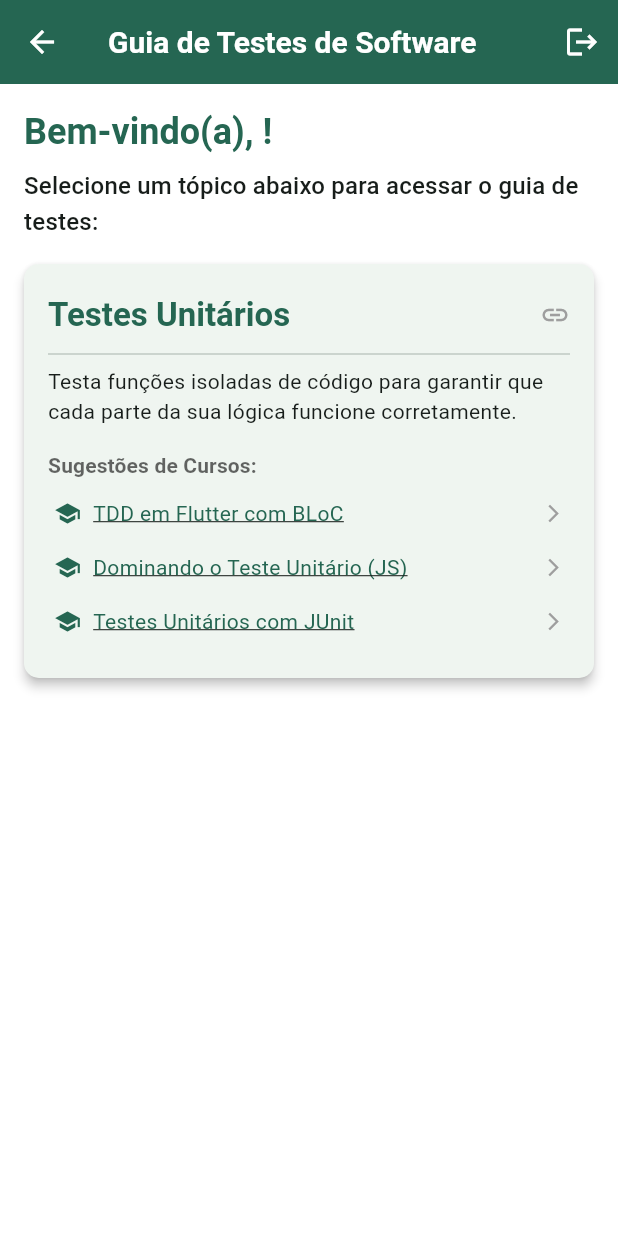
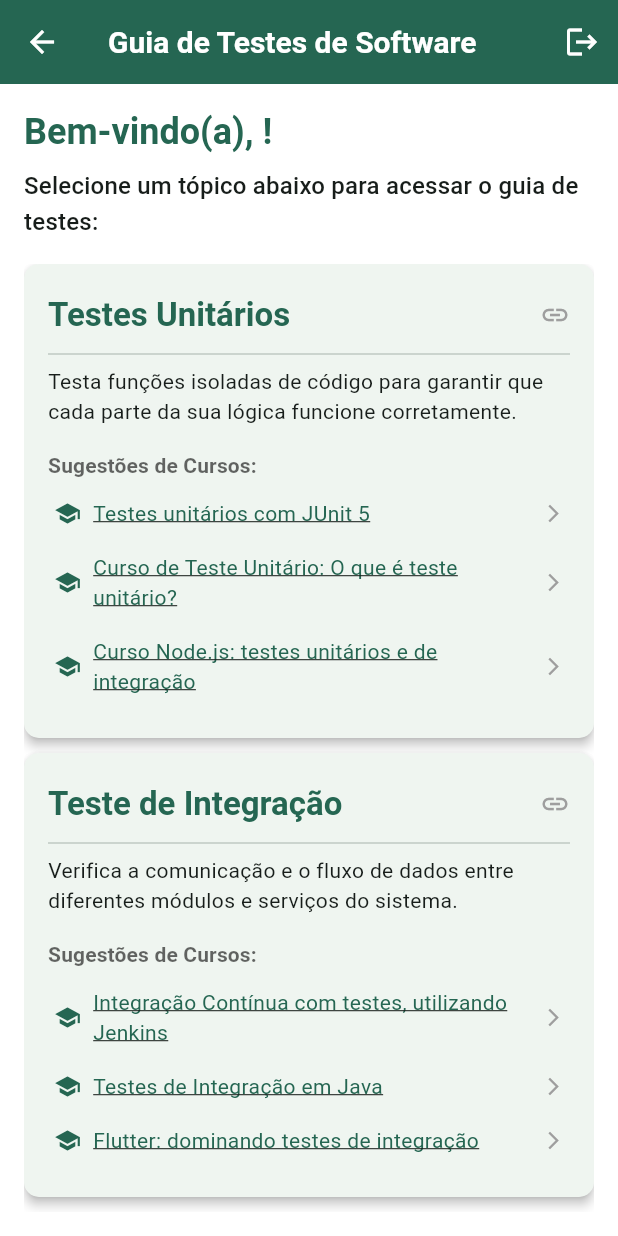
Before and after one commit to MichelecFernandes/guia_testes, a Flutter app: the GuiaTestesPage screen opened by its route, on a phone screen of 412 x 824 dp. Run offline on Flutter 3.47's test engine with Material 3 defaults, Android fonts, the phone set to English and light mode, and no system bars; our stand-ins replace jwt_decoder, shared_preferences; accounts and stored records are empty.

Commit message:
feat: adicionando mais referencias de tipos de testes no aplicativo

```diff
--- a/lib/views/guia_testes_page.dart
+++ b/lib/views/guia_testes_page.dart
@@ -20,11 +20,41 @@ class _GuiaTestesPageState extends State<GuiaTestesPage> {
       link: 'https://aws.amazon.com/pt/what-is/unit-testing/',
       description: 'Testa funções isoladas de código para garantir que cada parte da sua lógica funcione corretamente.',
       courses: [
-        CourseLink(title: 'TDD em Flutter com BLoC', url: 'https://www.udemy.com/course/flutter-tdd-clean-architecture/'),
-        CourseLink(title: 'Dominando o Teste Unitário (JS)', url: 'https://www.udemy.com/course/javascript-testing-unit-functional-e2e/'),
-        CourseLink(title: 'Testes Unitários com JUnit', url: 'https://www.alura.com.br/curso-online-java-junit-testes-unitarios'),
+        CourseLink(title: 'Testes unitários com JUnit 5', url: 'https://www.udemy.com/course/testes-unitarios-junit5/'),
+        CourseLink(title: 'Curso de Teste Unitário: O que é teste unitário?', url: 'https://www.youtube.com/watch?v=3xeg-wXC1o8'),
+        CourseLink(title: 'Curso Node.js: testes unitários e de integração', url: 'https://www.alura.com.br/curso-online-nodejs-testes-unitarios-integracao?srsltid=AfmBOop_5dYffVLvNYxTEYFZUtia2Ip4jN-Jv_1-nhkaY7B5g9KTPb7Q'),
       ],
-    )
+    ),
+    GuideTopic(
+      title: 'Teste de Integração',
+      link: 'https://www.ibm.com/br-pt/think/topics/integration-testing',
+      description: 'Verifica a comunicação e o fluxo de dados entre diferentes módulos e serviços do sistema.',
+      courses: [
+        CourseLink(title: 'Integração Contínua com testes, utilizando Jenkins', url: 'https://www.cod3r.com.br/courses/integracao-continua-com-testes-utilizando-jenkins'),
+        CourseLink(title: 'Testes de Integração em Java', url: 'https://www.alura.com.br/curso-online-testes-integracao-java'),
+        CourseLink(title: 'Flutter: dominando testes de integração', url: 'https://www.alura.com.br/curso-online-flutter-dominando-testes-integracao'),
+      ],
+    ),
+    GuideTopic(
+      title: 'Teste de Carga',
+      link: 'https://voidr.co/blog/teste-de-carga/',
+      description: 'Avalia o desempenho e a estabilidade do sistema sob condições de alto volume de usuários ou dados.',
+      courses: [
+        CourseLink(title: 'Integração Contínua: Rollback e teste de carga', url: 'https://www.alura.com.br/curso-online-integracao-continua-rollback-teste-carga?srsltid=AfmBOopY93x34BGH9pF0ihhftX7HvkY276NxfNrInTuVTc_kRH4cMCSk'),
+        CourseLink(title: 'JMeter - Testes de performance', url: 'https://www.udemy.com/course/testes-de-performance-com-jmeter-basico-ao-avancado/'),
+        CourseLink(title: 'Teste de performance com K6', url: 'https://www.udemy.com/course/teste-de-performance-com-k6/?srsltid=AfmBOopxKlCqmniXFSKyy47tYLKKU4UcLkNaiNbNNsRGPF95riqA5n9w'),
+      ],
+    ),
+    GuideTopic(
+      title: 'Teste de E2E (End-to-End)',
+      link: 'https://circleci.com/blog/what-is-end-to-end-testing/',
+      description: 'Simula a jornada completa do usuário no aplicativo, garantindo que o fluxo de negócios funcione.',
+      courses: [
+        CourseLink(title: 'Introdução aos Testes End-to-End (E2E) com Cypress', url: 'https://www.dio.me/articles/introducao-aos-testes-end-to-end-e2e-com-cypress'),
+        CourseLink(title: 'Cypress: automatizando testes E2E', url: 'https://www.alura.com.br/curso-online-cypress-automatizando-testes-e2e?srsltid=AfmBOooADjLdOgBzns6ors8ZMx_aAXaiAYpAbtfWoCZp3yG2-Oltb1Sj'),
+        CourseLink(title: 'iOS: trabalhando testes E2E com Maestro', url: 'https://www.alura.com.br/curso-online-ios-trabalhando-testes-e2e-maestro?srsltid=AfmBOoqEfcBWLerbP5o0UG9yl_t2LviRNmsXcq4ZiYZ9AlWQqCpzyHGZ'),
+      ],
+    ),
   ];
 
   @override
```
